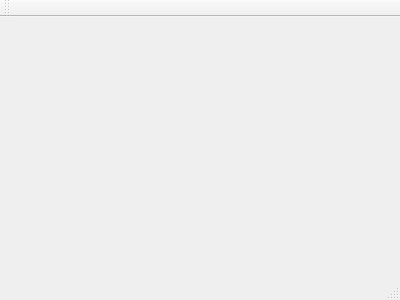
This is mainwindow.ui in kusstas/SignalSpyTest as Qt 5 draws it before an edit. The edited form follows.
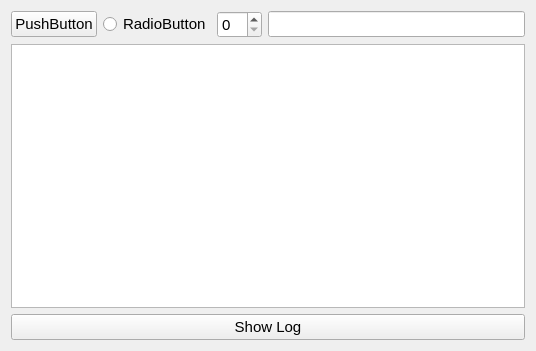
This is the edited form.

Diff of the .ui file:
```diff
--- a/mainwindow.ui
+++ b/mainwindow.ui
@@ -1,24 +1,81 @@
 <ui version="4.0">
  <class>MainWindow</class>
- <widget class="QMainWindow" name="MainWindow" >
-  <property name="geometry" >
+ <widget class="QMainWindow" name="MainWindow">
+  <property name="geometry">
    <rect>
     <x>0</x>
     <y>0</y>
-    <width>400</width>
-    <height>300</height>
+    <width>536</width>
+    <height>351</height>
    </rect>
   </property>
-  <property name="windowTitle" >
+  <property name="font">
+   <font>
+    <pointsize>11</pointsize>
+   </font>
+  </property>
+  <property name="windowTitle">
    <string>MainWindow</string>
   </property>
-  <widget class="QMenuBar" name="menuBar" />
-  <widget class="QToolBar" name="mainToolBar" />
-  <widget class="QWidget" name="centralWidget" />
-  <widget class="QStatusBar" name="statusBar" />
+  <widget class="QWidget" name="centralWidget">
+   <layout class="QGridLayout" name="gridLayout">
+    <item row="1" column="0">
+     <widget class="QTextEdit" name="txtLog">
+      <property name="font">
+       <font>
+        <pointsize>11</pointsize>
+       </font>
+      </property>
+      <property name="readOnly">
+       <bool>true</bool>
+      </property>
+     </widget>
+    </item>
+    <item row="0" column="0">
+     <layout class="QHBoxLayout" name="horizontalLayout">
+      <item>
+       <widget class="QPushButton" name="pushButton">
+        <property name="text">
+         <string>PushButton</string>
+        </property>
+       </widget>
+      </item>
+      <item>
+       <widget class="QRadioButton" name="radioButton">
+        <property name="text">
+         <string>RadioButton</string>
+        </property>
+       </widget>
+      </item>
+      <item>
+       <widget class="QSpinBox" name="spinBox"/>
+      </item>
+      <item>
+       <widget class="QLineEdit" name="lineEdit"/>
+      </item>
+     </layout>
+    </item>
+    <item row="2" column="0">
+     <widget class="QPushButton" name="btnLog">
+      <property name="text">
+       <string>Show Log</string>
+      </property>
+     </widget>
+    </item>
+   </layout>
+  </widget>
+  <widget class="QMenuBar" name="menuBar">
+   <property name="geometry">
+    <rect>
+     <x>0</x>
+     <y>0</y>
+     <width>536</width>
+     <height>22</height>
+    </rect>
+   </property>
+  </widget>
  </widget>
- <layoutDefault spacing="6" margin="11" />
- <pixmapfunction></pixmapfunction>
+ <layoutdefault spacing="6" margin="11"/>
  <resources/>
  <connections/>
 </ui>
```
Left out of the diff: 1 changed line with no effect on the pictures.
